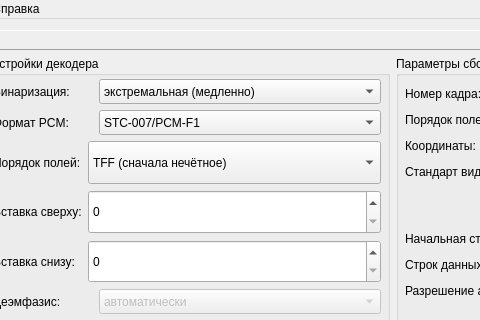
Qt form mainwindow.ui (Fagear/SDVPCMdecoder) before a commit; both pictures show x 290 to 770 and y 0 to 320 of the 1049 by 665 pixel window.
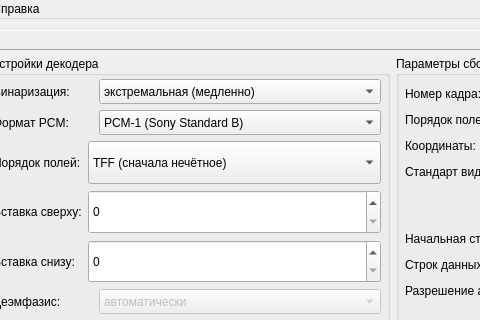
The same form after that commit. Icons and pictures are not drawn.

```diff
--- a/mainwindow.ui
+++ b/mainwindow.ui
@@ -1344,11 +1344,11 @@
             <string>Формат кодирования PCM в исходном видео-файле</string>
            </property>
            <property name="currentIndex">
-            <number>2</number>
+            <number>0</number>
            </property>
            <item>
             <property name="text">
-             <string>PCM-1 (Standard B)</string>
+             <string>PCM-1 (Sony Standard B)</string>
             </property>
            </item>
            <item>
@@ -1358,7 +1358,7 @@
            </item>
            <item>
             <property name="text">
-             <string>STC-007/PCM-F1</string>
+             <string>STC-007/Sony PCM-F1</string>
             </property>
            </item>
           </widget>
```
Left out of the diff: 2 changed lines with no effect on the pictures.
